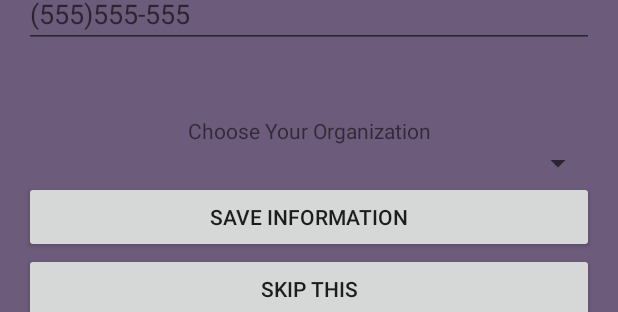
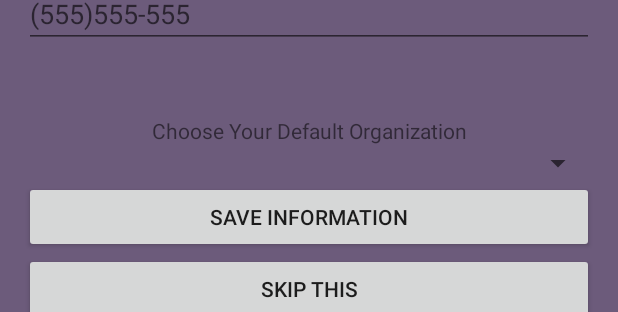
Before and after one commit to 195-uniride/UniRideAndroid, an Android app: the layout activity_add_user_information.xml on its own in the app's theme, with its tools: preview values and no code run, on a phone screen of 412 x 824 dp. Shown: the part 277-589 px from the top of the screen. Run offline under Robolectric (Android 15) with nearby library versions, the phone set to English and light mode, and no system bars.

Commit message:
changed orgSpinner to show user organizations
-orgSpinner now only displays organizations the user has joined.
-TODO: create a button to go to Join Organization page (and hide
orgSpinner if user hasn’t joined any organizations yet)

```diff
--- a/app/src/main/res/values/strings.xml
+++ b/app/src/main/res/values/strings.xml
@@ -36,7 +36,7 @@
     <string name="info_last">Last Name</string>
     <string name="info_date">Date of Birth</string>
     <string name="info_phone">(555)555-555</string>
-    <string name="info_choose_info">Choose Your Organization</string>
+    <string name="info_choose_info">Choose Your Default Organization</string>
     <string name="info_save">Save Information</string>
     <string name="info_skip">Skip This</string>
     <string name="organizations_prompt">Choose an Organization</string>
```
Also changed, not shown: app/src/main/java/com/sjsu/se195/uniride/AddUserInformation.java (+7 -4 lines).
